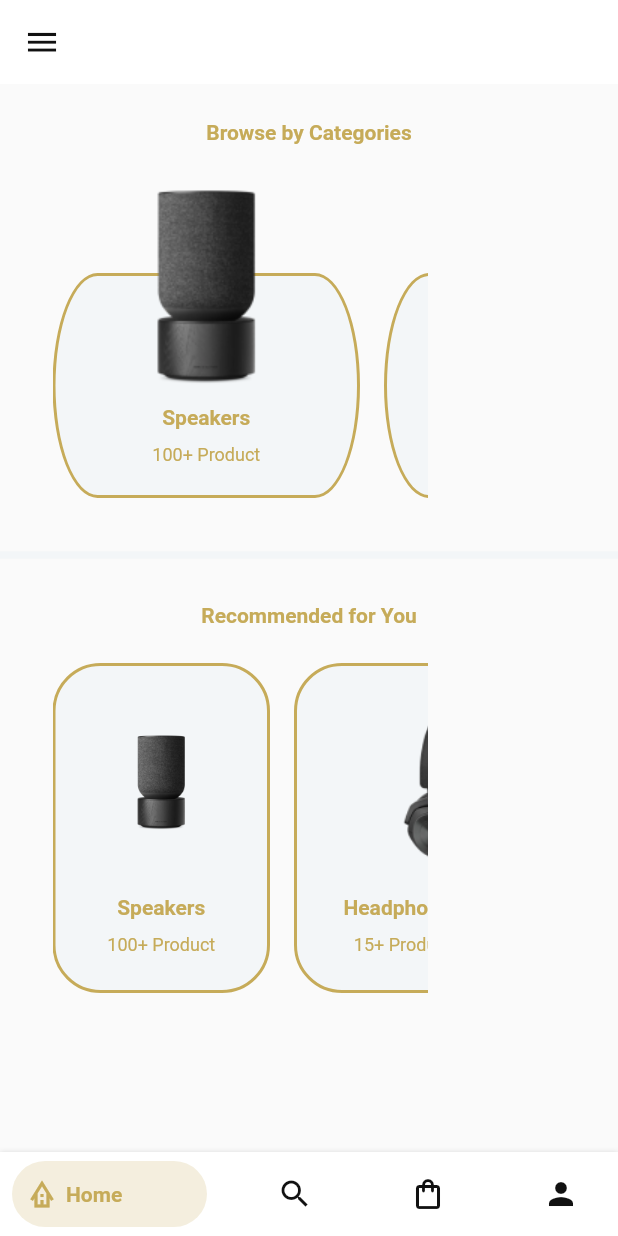
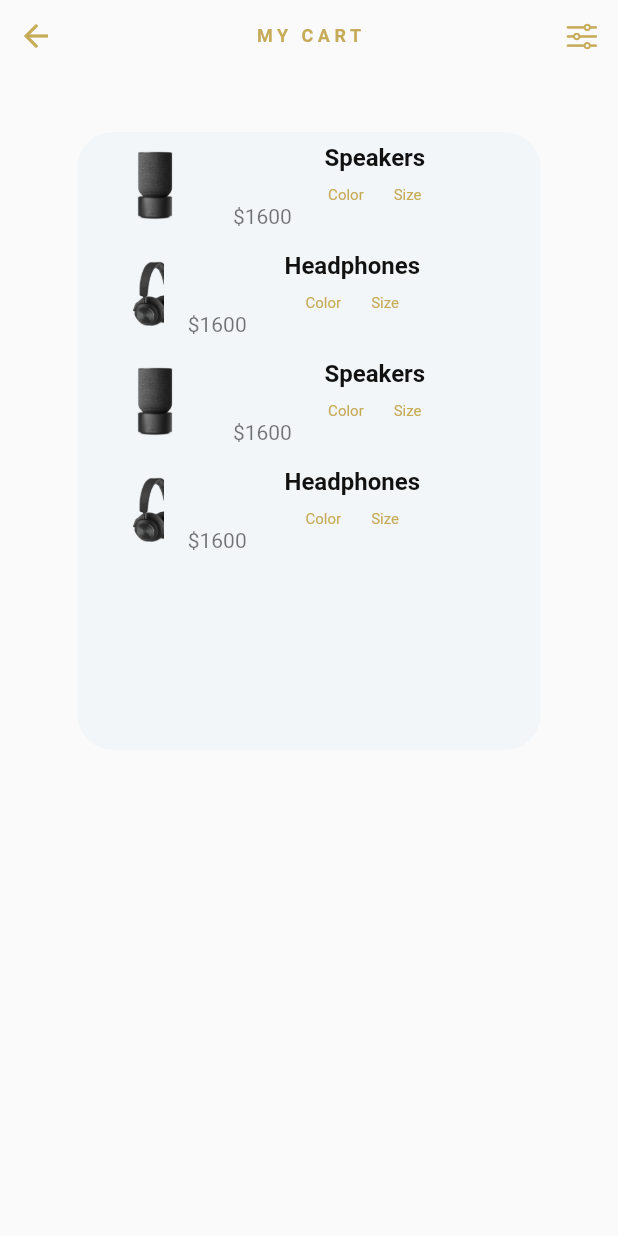
Before and after one commit to SMAmmadAli/E-Commerce-App, a Flutter app: the screen it shows after launch, on a phone screen of 412 x 824 dp. Run offline on Flutter 3.47's test engine with Material 2 defaults, Android fonts, the light colour scheme and no system bars; drawn by our look-alikes of bottom_navy_bar.

```diff
--- /dev/null
+++ b/lib/Pages/cart.dart
@@ -0,0 +1,106 @@
+import 'package:flutter/cupertino.dart';
+import 'package:flutter/material.dart';
+import 'package:st_store/data/data.dart';
+
+import '../utils/color.dart';
+
+class AddToCart extends StatelessWidget {
+  const AddToCart({super.key});
+
+  @override
+  Widget build(BuildContext context) {
+    return Scaffold(
+      body: SafeArea(
+        child: Column(
+          children: [
+            Row(
+              mainAxisAlignment: MainAxisAlignment.spaceBetween,
+              children: [
+                IconButton(
+                    onPressed: () {
+                      Navigator.pop(context);
+                    },
+                    icon: Icon(
+                      Icons.arrow_back_outlined,
+                      color: MyColors.gold,
+                    )),
+                Text(
+                  "MY CART",
+                  style: TextStyle(
+                      color: MyColors.gold,
+                      letterSpacing: 3,
+                      fontSize: 12,
+                      fontWeight: FontWeight.w700),
+                ),
+                IconButton(
+                    onPressed: () {},
+                    icon: Icon(
+                      CupertinoIcons.slider_horizontal_3,
+                      color: MyColors.gold,
+                    )),
+              ],
+            ),
+            const SizedBox(
+              height: 40,
+            ),
+            Container(
+              height: MediaQuery.of(context).size.height * 0.5,
+              width: MediaQuery.of(context).size.width * 0.75,
+              decoration: BoxDecoration(
+                  color: MyColors.sky, borderRadius: BorderRadius.circular(24)),
+              child: ListView.builder(
+                  itemCount: products.length,
+                  itemBuilder: ((context, index) {
+                    return ListTile(
+                      leading:
+                          Image(image: AssetImage(products[index]['image'])),
+                      title: Column(
+                        mainAxisSize: MainAxisSize.min,
+                        crossAxisAlignment: CrossAxisAlignment.center,
+                        children: [
+                          Text(
+                            products[index]['title'],
+                            style: TextStyle(
+                                fontSize: 16,
+                                fontWeight: FontWeight.w700,
+                                color: MyColors.black),
+                          ),
+                          const SizedBox(
+                            height: 10,
+                          ),
+                          Row(
+                            mainAxisSize: MainAxisSize.min,
+                            mainAxisAlignment: MainAxisAlignment.start,
+                            crossAxisAlignment: CrossAxisAlignment.start,
+                            children: [
+                              Text(
+                                "Color",
+                                style: TextStyle(
+                                    fontSize: 10,
+                                    fontWeight: FontWeight.w400,
+                                    color: MyColors.gold),
+                              ),
+                              const SizedBox(
+                                width: 20,
+                              ),
+                              Text(
+                                "Size",
+                                style: TextStyle(
+                                    fontSize: 10,
+                                    fontWeight: FontWeight.w400,
+                                    color: MyColors.gold),
+                              ),
+                            ],
+                          )
+                        ],
+                      ),
+                      subtitle: Text(products[index]['price']),
+                    );
+                  })),
+            )
+          ],
+        ),
+      ),
+    );
+  }
+}
--- a/lib/data/data.dart
+++ b/lib/data/data.dart
@@ -5,22 +5,26 @@ List<Map> products = [
   {
     "image": MyImage.micimg,
     "title": MyText.speaker,
-    "subTitle": MyText.speakerSubTitle
+    "subTitle": MyText.speakerSubTitle,
+    "price": "\$1600"
   },
   {
     "image": MyImage.headphoneimg,
     "title": MyText.headphones,
     "subTitle": MyText.headphonesSubTitle,
+    "price": "\$1600"
   },
   {
     "image": MyImage.micimg,
     "title": MyText.speaker,
-    "subTitle": MyText.speakerSubTitle
+    "subTitle": MyText.speakerSubTitle,
+    "price": "\$1600"
   },
   {
     "image": MyImage.headphoneimg,
     "title": MyText.headphones,
     "subTitle": MyText.headphonesSubTitle,
+    "price": "\$1600"
   },
 ];
 
--- a/lib/main.dart
+++ b/lib/main.dart
@@ -1,5 +1,7 @@
 import 'package:flutter/material.dart';
+import 'package:st_store/Pages/cart.dart';
 import 'package:st_store/Pages/home_page.dart';
+import 'package:st_store/Pages/single_product.dart';
 
 import 'Pages/splash_page.dart';
 
@@ -14,7 +16,7 @@ class MyApp extends StatelessWidget {
   Widget build(BuildContext context) {
     return MaterialApp(
       debugShowCheckedModeBanner: false,
-      home: HomePage(),
+      home: AddToCart(),
     );
   }
 }
--- a/lib/utils/color.dart
+++ b/lib/utils/color.dart
@@ -3,6 +3,8 @@ import 'package:flutter/animation.dart';
 class MyColors {
   static Color gold = const Color(0xffC6AB59);
   static Color black = const Color(0xff111111);
-  static Color containerbgColor = const Color(0xffF3F6F8);
+  static Color white = const Color(0xffffffff);
+  static Color grey = const Color(0xff171717);
+  static Color sky = const Color(0xffF3F6F8);
   static Color blue = const Color.fromARGB(255, 39, 145, 232);
 }
--- a/lib/utils/myimage.dart
+++ b/lib/utils/myimage.dart
@@ -2,5 +2,6 @@ import 'package:flutter/cupertino.dart';
 
 class MyImage {
   static String micimg = 'asset/image/mic.png';
+  static String micimg1 = 'asset/image/mic1.png';
   static String headphoneimg = 'asset/image/headphone.png';
 }
--- a/lib/widgets/home_page_widget/my_listview2.dart
+++ b/lib/widgets/home_page_widget/my_listview2.dart
@@ -17,7 +17,7 @@ MyListView2() {
               width: 145,
               decoration: BoxDecoration(
                   border: Border.all(color: MyColors.gold, width: 2),
-                  color: MyColors.containerbgColor,
+                  color: MyColors.sky,
                   borderRadius: BorderRadius.circular(32)),
               child: Column(
                 mainAxisAlignment: MainAxisAlignment.center,
--- a/lib/widgets/home_page_widget/my_listview_1.dart
+++ b/lib/widgets/home_page_widget/my_listview_1.dart
@@ -34,7 +34,7 @@ MyListView() {
                         width: 205,
                         decoration: BoxDecoration(
                             border: Border.all(color: MyColors.gold, width: 2),
-                            color: MyColors.containerbgColor,
+                            color: MyColors.sky,
                             borderRadius: const BorderRadius.horizontal(
                                 right: Radius.elliptical(32, 80),
                                 left: Radius.elliptical(32, 80))),
```
Also changed, not shown: lib/Pages/categories.dart (+12 -1 lines), lib/Pages/single_product.dart (added, +190 -0 lines), asset/image/mic1.png (added).
